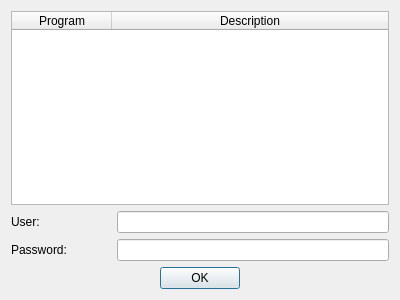
Qt form qt4client/forms/login.ui (gestiweb/llampex-mini) before a commit.
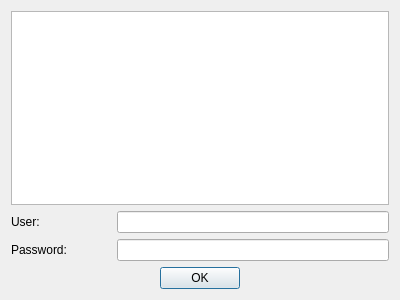
The same form after that commit.

Commit message: Added style.css and finished initial login mechanism

```diff
--- a/qt4client/forms/login.ui
+++ b/qt4client/forms/login.ui
@@ -39,29 +39,13 @@
     <enum>QLayout::SetDefaultConstraint</enum>
    </property>
    <item>
-    <widget class="QTableWidget" name="tableWidget">
-     <property name="editTriggers">
-      <set>QAbstractItemView::NoEditTriggers</set>
+    <widget class="QListWidget" name="project">
+     <property name="viewMode">
+      <enum>QListView::ListMode</enum>
      </property>
      <property name="selectionMode">
       <enum>QAbstractItemView::SingleSelection</enum>
      </property>
-     <property name="selectionBehavior">
-      <enum>QAbstractItemView::SelectRows</enum>
-     </property>
-     <attribute name="horizontalHeaderStretchLastSection">
-      <bool>true</bool>
-     </attribute>
-     <column>
-      <property name="text">
-       <string>Program</string>
-      </property>
-     </column>
-     <column>
-      <property name="text">
-       <string>Description</string>
-      </property>
-     </column>
     </widget>
    </item>
    <item>
```
Left out of the diff: 8 changed lines with no effect on the pictures. The commit also changes 4 other files.
